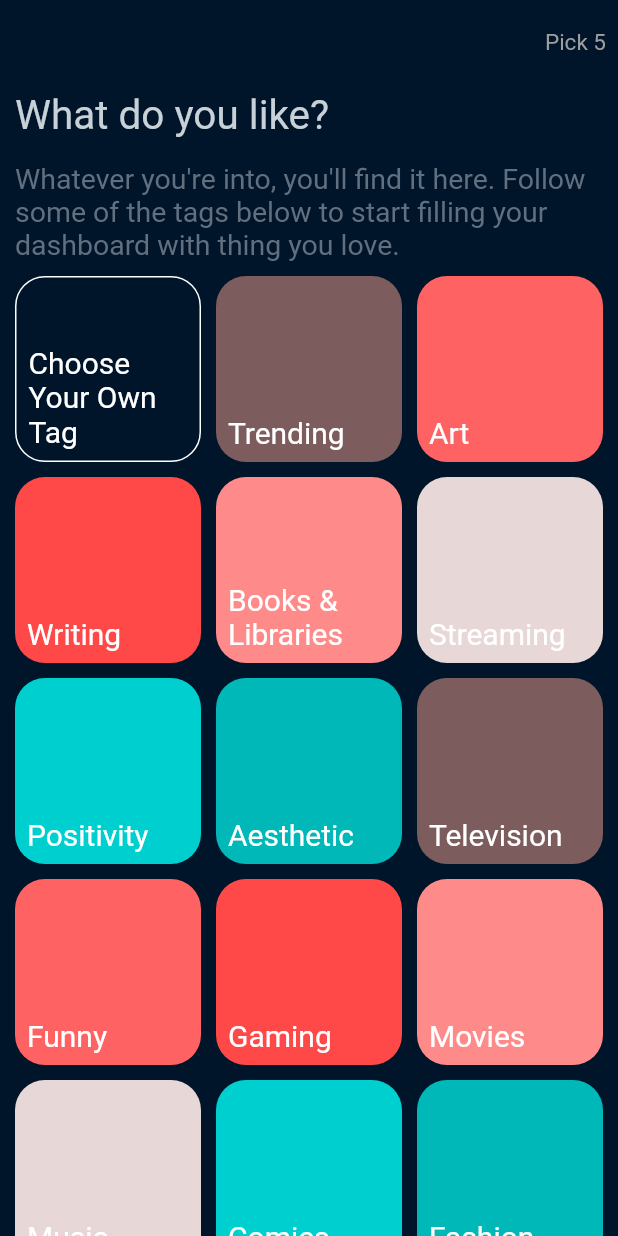
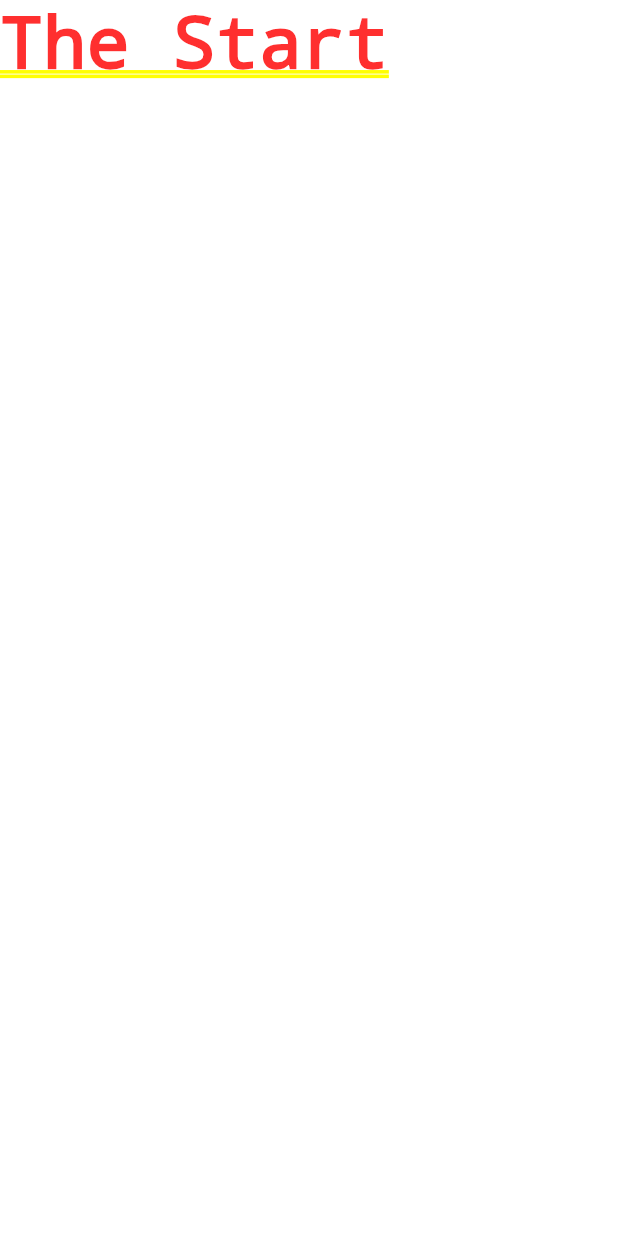
Before and after one commit to SE-Project-CMP-Tumbler/SE-Project-CMP-Cross-platform, a Flutter app: the screen it shows after launch, on a phone screen of 412 x 824 dp. Run offline on Flutter 3.47's test engine with Material 2 defaults, Android fonts, the phone set to English and light mode, and no system bars.

Commit message:
Revert "Merge pull request #1 from SE-Project-CMP-Tumbler/Choose-Tag---Sign-Up"
This reverts commit e17be722387f0107d5c001ffe75445c523cffae5, reversing
changes made to 3ab29cad659b70367ce8e07a4d9270cc20f8dc36.

```diff
--- a/lib/Constants/Colors.dart
+++ /dev/null
@@ -1,3 +0,0 @@
-import 'package:flutter/material.dart';
-
-Color appBackgroundColor =  const Color.fromRGBO(0, 21, 42, 1);
--- a/lib/Methods/Api.dart
+++ /dev/null
@@ -1,9 +0,0 @@
-class Api {
-  final String _Main ="";
-  final String _follow_tag = "/follow_tag/";
-
-  void Follow_Tag(String tag)
-  {
-
-  }
-}
--- a/lib/Providers/followed_tags_sign_up.dart
+++ /dev/null
@@ -1,26 +0,0 @@
-import 'package:flutter/material.dart';
-
-class FollowedTags with ChangeNotifier {
-  Set<String> _followedTags;
-
-  Set<String> get followedTags => _followedTags;
-
-  FollowedTags() {
-    _followedTags = {};
-  }
-
-  void addFollowTag(String tag) {
-    if (tag != null && tag.isNotEmpty) {
-      _followedTags.add(tag);
-      notifyListeners();
-    }
-  }
-
-  void removeFollowTag(String tag) {
-    if (tag != null && tag.isNotEmpty) {
-      _followedTags.remove(tag);
-      notifyListeners();
-    }
-  }
-
-}
--- a/lib/Screens/Sign_Up_Screens/Choose_Tag/tag_container.dart
+++ /dev/null
@@ -1,75 +0,0 @@
-import 'package:flutter/material.dart';
-import 'package:provider/provider.dart';
-import 'package:tumlr/Screens/Sign_Up_Screens/Choose_Tag/tags_list_and_colors.dart';
-import 'package:tumlr/Providers/followed_tags_sign_up.dart';
-import 'package:tumlr/Screens/Sign_Up_Screens/Choose_Tag/add_your_own_tag.dart';
-
-class TagContainer extends StatefulWidget {
-  int index;
-
-  TagContainer({@required this.index}):super();
-
-  @override
-  State<TagContainer> createState() => _TagContainerState();
-}
-
-class _TagContainerState extends State<TagContainer> {
-  void pressed(bool x) {
-    if (widget.index != 0) {
-      if (x) {
-        Provider.of<FollowedTags>(context, listen: false)
-            .removeFollowTag(tagsNames[widget.index]);
-      } else {
-        Provider.of<FollowedTags>(context, listen: false)
-            .addFollowTag(tagsNames[widget.index]);
-      }
-    } else {
-      // Add Your own tag
-      Navigator.of(context)
-          .push(MaterialPageRoute(builder: (context) => AddYourOwnTag()));
-    }
-  }
-
-  @override
-  Widget build(BuildContext context) {
-    return InkWell(
-      onTap: () => pressed(
-          context.read<FollowedTags>().followedTags.contains(tagsNames[widget.index])),
-      child: Stack(
-        children: [
-          Container(
-            child: Padding(
-              padding: const EdgeInsets.all(8.0),
-              child: Align(
-                alignment: Alignment.bottomLeft,
-                child: Text(
-                  tagsNames[widget.index],
-                  style: const TextStyle(fontSize: 20, color: Colors.white),
-                ),
-              ),
-            ),
-            decoration: (widget.index == 0)
-                ? BoxDecoration(
-                    color: Colors.transparent,
-                    border: Border.all(color: Colors.white, width: 1),
-                    borderRadius: const BorderRadius.all(Radius.circular(20)))
-                : BoxDecoration(
-                    color: tagsColors[widget.index % tagsColors.length],
-                    borderRadius: const BorderRadius.all(Radius.circular(20)),
-                  ),
-          ),
-          if (Provider.of<FollowedTags>(context)
-              .followedTags
-              .contains(tagsNames[widget.index]))
-            const Padding(
-              padding: EdgeInsets.fromLTRB(0, 5, 5, 0),
-              child: Align(
-                alignment: Alignment.topRight,
-                child: Icon(Icons.offline_pin),
-              ),
-            )
-        ],
-      ),
-    );
-  }
-}
--- a/lib/Screens/Sign_Up_Screens/Choose_Tag/tag_page.dart
+++ /dev/null
@@ -1,101 +0,0 @@
-import 'package:flutter/material.dart';
-import 'package:provider/provider.dart';
-import 'package:tumlr/Screens/Sign_Up_Screens/Choose_Tag/tags_list_and_colors.dart';
-import 'package:tumlr/Constants/colors.dart';
-import 'package:tumlr/Providers/followed_tags_sign_up.dart';
-import 'package:tumlr/Screens/Sign_Up_Screens/Choose_Tag/tag_container.dart';
-
-class TagSelect extends StatefulWidget {
-  const TagSelect({Key key}) : super(key: key);
-
-  @override
-  _TagSelectState createState() => _TagSelectState();
-}
-
-class _TagSelectState extends State<TagSelect> {
-  Widget appBar() {
-    if (Provider.of<FollowedTags>(context).followedTags.length < 5)
-      return Center(
-          child: Padding(
-        padding: const EdgeInsets.all(8.0),
-        child: Text(
-          "Pick ${5 - Provider.of<FollowedTags>(context).followedTags.length}",
-          style: const TextStyle(
-            fontSize: 15,
-            color: Colors.grey,
-          ),
-        ),
-      ));
-    else
-      return TextButton(
-        onPressed: () {
-          // Call Api Function to add all the chosen tags to his profile
-        },
-        child: const Center(
-            child: Padding(
-          padding: EdgeInsets.all(8.0),
-          child: Text(
-            "Next",
-            style: TextStyle(
-              fontSize: 15,
-              color: Colors.blue,
-            ),
-          ),
-        )),
-      );
-  }
-
-  @override
-  Widget build(BuildContext context) {
-    return Scaffold(
-      backgroundColor: appBackgroundColor,
-      appBar: AppBar(
-        elevation: 0,
-        backgroundColor: const Color.fromRGBO(0, 21, 42, 1),
-        actions: [
-          appBar(),
-        ],
-      ),
-      body: SingleChildScrollView(
-        physics: const ScrollPhysics(),
-        child: Column(
-          crossAxisAlignment: CrossAxisAlignment.start,
-          children: [
-            const Padding(
-              padding: EdgeInsets.fromLTRB(10, 5, 0, 10),
-              child: Text(
-                "What do you like?",
-                style: TextStyle(
-                    fontSize: 27, color: Color.fromRGBO(200, 209, 216, 1)),
-              ),
-            ),
-            const Padding(
-              padding: EdgeInsets.fromLTRB(10, 5, 0, 10),
-              child: Text(
-                "Whatever you're into, you'll find it here. Follow some of the tags below to start filling your dashboard with thing you love.",
-                style: TextStyle(
-                  fontSize: 19,
-                  color: Color.fromRGBO(97, 111, 127, 1),
-                ),
-              ),
-            ),
-            GridView.builder(
-              physics: const NeverScrollableScrollPhysics(),
-              shrinkWrap: true,
-              padding: const EdgeInsets.fromLTRB(10, 0, 10, 0),
-              itemCount: tagsNames.length,
-              gridDelegate: const SliverGridDelegateWithFixedCrossAxisCount(
-                crossAxisCount: 3,
-                crossAxisSpacing: 10.0,
-                mainAxisSpacing: 10.0,
-              ),
-              itemBuilder: (context, i) {
-                return TagContainer(index: i);
-              },
-            ),
-          ],
-        ),
-      ),
-    );
-  }
-}
--- a/lib/Screens/Sign_Up_Screens/Choose_Tag/tags_list_and_colors.dart
+++ /dev/null
@@ -1,59 +0,0 @@
-import 'package:flutter/material.dart';
-
-final List<Color> tagsColors = [
-  const Color.fromRGBO(0, 184, 184, 1),
-  const Color.fromRGBO(124, 92, 92, 1),
-  const Color.fromRGBO(255, 98, 98, 1),
-  const Color.fromRGBO(255, 73, 73, 1),
-  const Color.fromRGBO(255, 138, 138, 1),
-  const Color.fromRGBO(232, 215, 215, 1),
-  const Color.fromRGBO(0, 207, 207, 1),
-];
-
-final List<String> tagsNames = [
-  "Choose Your Own Tag",
-  "Trending",
-  "Art",
-  "Writing",
-  "Books & Libraries",
-  "Streaming",
-  "Positivity",
-  "Aesthetic",
-  "Television",
-  "Funny",
-  "Gaming",
-  "Movies",
-  "Music",
-  "Comics",
-  "Fashion",
-  "Celebrities",
-  "Illustration",
-  "Beauty",
-  "Kpop",
-  "Anime",
-  "Black Stories",
-  "Animals",
-  "Travel",
-  "Computer Science",
-  "Design",
-  "Photography",
-  "Architecture",
-  "Autos",
-  "Business",
-  "DIY",
-  "Education",
-  "Food",
-  "Health and Fitness",
-  "Home and Lifestyle",
-  "Museums",
-  "History",
-  "Parenting",
-  "Nature",
-  "Science",
-  "Sports",
-  "Nonprofit",
-  "Quotes",
-  "Politics",
-  "Spirituality",
-  "Technology",
-];
--- a/lib/Screens/Sign_Up_Screens/sign_up_dump.dart
+++ /dev/null
@@ -1 +0,0 @@
-// dummy page
--- a/lib/main.dart
+++ b/lib/main.dart
@@ -1,22 +1,25 @@
 import 'package:flutter/material.dart';
-import 'package:provider/provider.dart';
-import 'package:tumlr/Providers/followed_tags_sign_up.dart';
-import 'package:tumlr/Screens/Sign_Up_Screens/Choose_Tag/tag_page.dart';
 
-void main() {
-  WidgetsFlutterBinding.ensureInitialized();
-  runApp(MyApp());
-}
+void main() =>  runApp(MyApp());
+
 
 class MyApp extends StatelessWidget {
   @override
   Widget build(BuildContext context) {
-    return ChangeNotifierProvider(
-      create: (_) => FollowedTags(),
-      child: const MaterialApp(
-        debugShowCheckedModeBanner: false,
-        home: TagSelect(),
-      ),
+    return MaterialApp(
+      home: MyHomePage(),
     );
   }
 }
+
+class MyHomePage extends StatefulWidget {
+  @override
+  _MyHomePageState createState() => _MyHomePageState();
+}
+
+class _MyHomePageState extends State<MyHomePage> {
+  @override
+  Widget build(BuildContext context) {
+    return const Text("The Start");
+  }
+}
--- a/pubspec.yaml
+++ b/pubspec.yaml
@@ -29,7 +29,6 @@ dependencies:
   # Use with the CupertinoIcons class for iOS style icons.
   cupertino_icons: ^1.0.2
   flutter_lints: ^1.0.4
-  provider: ^6.0.1
 
 dev_dependencies:
   flutter_test:
```
Also changed, not shown: lib/Screens/Sign_Up_Screens/Choose_Tag/add_your_own_tag.dart (deleted, +0 -103 lines), lib/Providers/App_Data.dart (added).
